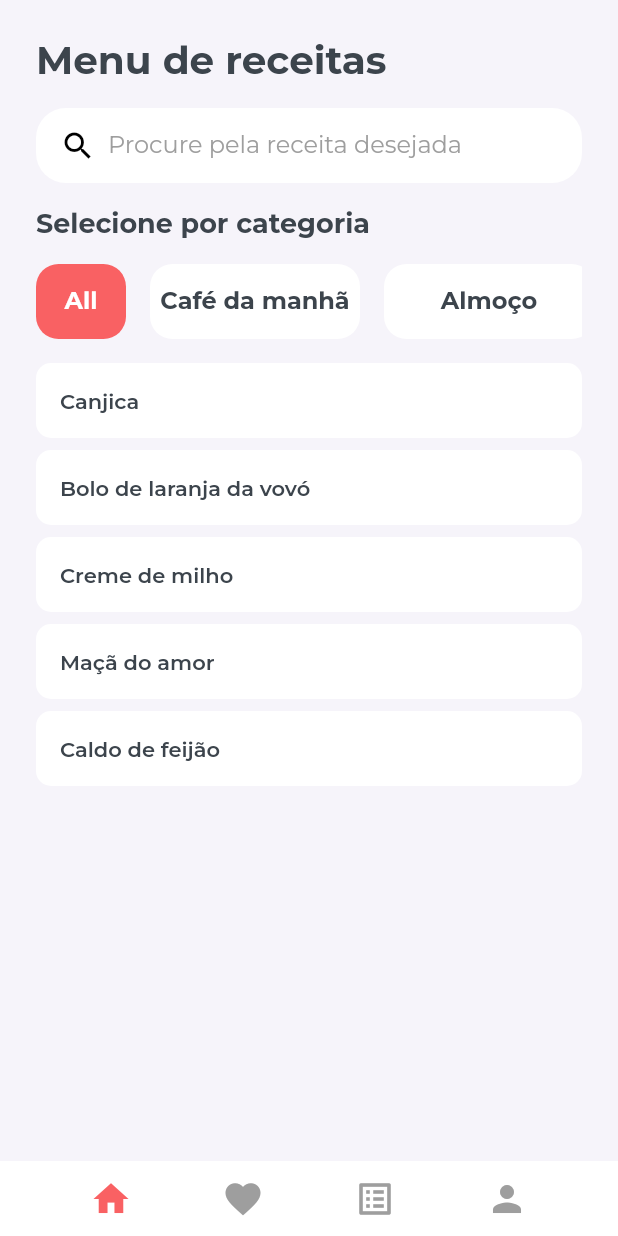
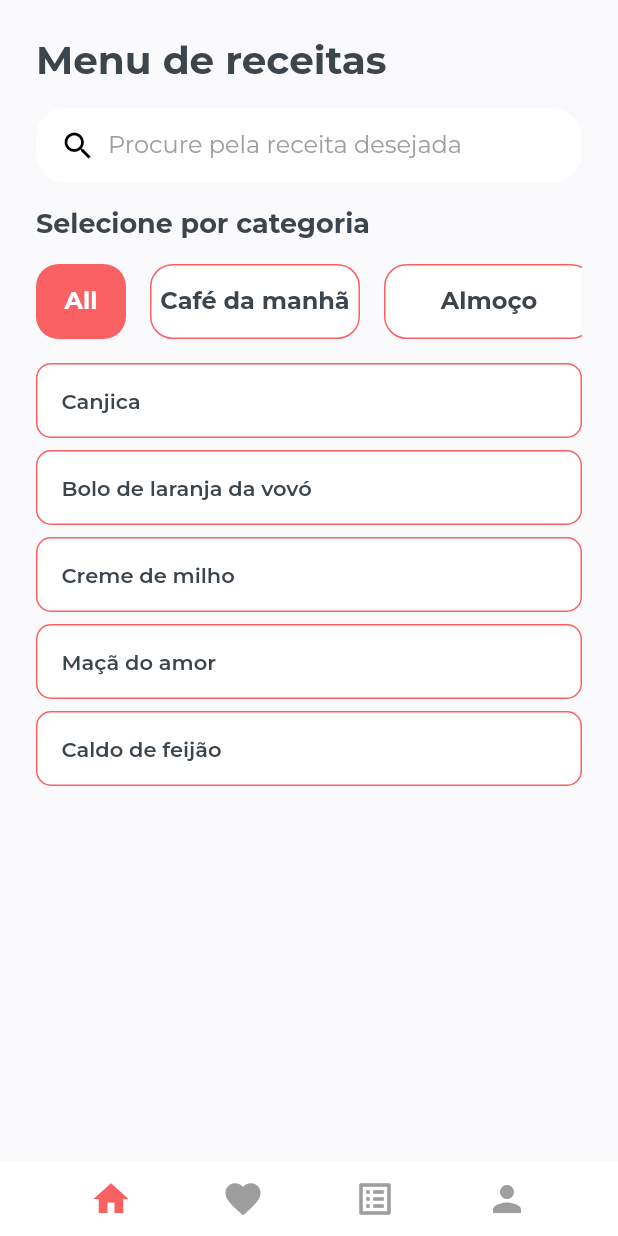
Before and after one commit to hendriksonpetzold/food_recipe_app, a Flutter app: the screen it shows after launch, after a tap on "Iniciar", on a phone screen of 412 x 824 dp. Run offline on Flutter 3.47's test engine with Material 2 defaults, Android fonts, the phone set to English and light mode, and no system bars; our stand-ins replace get, google_fonts, hive, hive_flutter; accounts and stored records are empty; network calls fail.

Commit message:
refact:app view

```diff
--- a/lib/components/app_button.dart
+++ b/lib/components/app_button.dart
@@ -32,6 +32,11 @@ class AppButton extends StatelessWidget {
         decoration: BoxDecoration(
           color: isSelected.value ? AppColors.accentColor : Colors.white,
           borderRadius: BorderRadius.circular(circularBorder),
+          border: isSelected.value
+              ? null
+              : Border.all(
+                  color: AppColors.accentColor,
+                ),
         ),
         child: Center(
           child: Text(
--- a/lib/components/recipe_card.dart
+++ b/lib/components/recipe_card.dart
@@ -22,7 +22,11 @@ class RecipeCard extends StatelessWidget {
       height: 50,
       width: double.infinity,
       decoration: BoxDecoration(
-          color: Colors.white, borderRadius: BorderRadius.circular(10)),
+          color: Colors.white,
+          borderRadius: BorderRadius.circular(10),
+          border: Border.all(
+            color: AppColors.accentColor,
+          )),
       child: Row(
         mainAxisAlignment: MainAxisAlignment.spaceBetween,
         children: [
--- a/lib/config/routes.dart
+++ b/lib/config/routes.dart
@@ -2,6 +2,7 @@ import 'package:food_recipe_app/pages/create_my_recipes/create_my_recipes_page.d
 import 'package:food_recipe_app/pages/initial/initial_page.dart';
 import 'package:food_recipe_app/pages/on_boarding/on_boarding_page.dart';
 import 'package:food_recipe_app/pages/recipe_detail/recipe_detail_page.dart';
+
 import 'package:get/get.dart';
 
 class Routes {
--- a/lib/models/recipe_model.dart
+++ b/lib/models/recipe_model.dart
@@ -1,3 +1,4 @@
+// ignore_for_file: public_member_api_docs, sort_constructors_first
 import 'package:hive/hive.dart';
 
 part 'recipe_model.g.dart';
@@ -46,4 +47,30 @@ class RecipeModel extends HiveObject {
     required this.createdAt,
     required this.isFavorite,
   });
+
+  RecipeModel copyWith({
+    int? id,
+    String? recipeName,
+    String? preparationMode,
+    List<String>? ingridients,
+    List<String>? category,
+    String? description,
+    double? preparationTime,
+    int? rating,
+    int? createdAt,
+    bool? isFavorite,
+  }) {
+    return RecipeModel(
+      id: id ?? this.id,
+      recipeName: recipeName ?? this.recipeName,
+      preparationMode: preparationMode ?? this.preparationMode,
+      ingridients: ingridients ?? this.ingridients,
+      category: category ?? this.category,
+      description: description ?? this.description,
+      preparationTime: preparationTime ?? this.preparationTime,
+      rating: rating ?? this.rating,
+      createdAt: createdAt ?? this.createdAt,
+      isFavorite: isFavorite ?? this.isFavorite,
+    );
+  }
 }
--- a/lib/pages/create_my_recipes/components/create_my_recipes_text_form_field.dart
+++ b/lib/pages/create_my_recipes/components/create_my_recipes_text_form_field.dart
@@ -3,10 +3,12 @@ import 'package:flutter/material.dart';
 class CreateMyRecipesTextFormField extends StatelessWidget {
   final String label;
   final TextEditingController? controller;
+  final Widget? suffix;
   const CreateMyRecipesTextFormField({
     Key? key,
     required this.label,
     this.controller,
+    this.suffix,
   }) : super(key: key);
 
   @override
@@ -16,6 +18,7 @@ class CreateMyRecipesTextFormField extends StatelessWidget {
       decoration: InputDecoration(
         border: const OutlineInputBorder(),
         hintText: label,
+        suffixIcon: suffix,
       ),
     );
   }
--- a/lib/pages/create_my_recipes/create_my_recipes_controller.dart
+++ b/lib/pages/create_my_recipes/create_my_recipes_controller.dart
@@ -4,6 +4,7 @@ import 'package:get/get.dart';
 import 'package:hive/hive.dart';
 
 class CreateMyRecipesController extends GetxController {
+  GlobalKey<FormState> formKey = GlobalKey<FormState>();
   TextEditingController nameEditingController = TextEditingController();
   TextEditingController ingredientsEditingController = TextEditingController();
   TextEditingController descriptionEditingController = TextEditingController();
@@ -12,7 +13,7 @@ class CreateMyRecipesController extends GetxController {
   TextEditingController preparationTimeEditingController =
       TextEditingController();
   TextEditingController categoryEditingController = TextEditingController();
-
+  List<String> ingridients = [];
   late Box<RecipeModel> myRecipesBox;
 
   @override
@@ -28,7 +29,7 @@ class CreateMyRecipesController extends GetxController {
         id: 2,
         recipeName: nameEditingController.text,
         preparationMode: preparationModeEditingController.text,
-        ingridients: ingredientsEditingController.text.split(','),
+        ingridients: ingridients,
         category: [],
         description: descriptionEditingController.text,
         preparationTime: double.parse(preparationTimeEditingController.text),
--- a/lib/pages/favorite/favorite_page.dart
+++ b/lib/pages/favorite/favorite_page.dart
@@ -15,7 +15,7 @@ class FavoritePage extends StatelessWidget {
     return Scaffold(
       backgroundColor: AppColors.backGroundColor,
       appBar: AppBar(
-        backgroundColor: AppColors.backGroundColor,
+        backgroundColor: AppColors.primaryColor,
         title: const Text(
           'Meus favoritos',
           style: TextStyle(
@@ -26,17 +26,23 @@ class FavoritePage extends StatelessWidget {
         ),
         centerTitle: true,
         automaticallyImplyLeading: false,
-        elevation: 0,
+        elevation: 1,
       ),
       body: ValueListenableBuilder(
         valueListenable: controller.recipeBox.listenable(),
         builder: (context, Box<RecipeModel> box, _) {
           List<RecipeModel> recipe = box.values.toList().cast<RecipeModel>();
           return ListView.builder(
+            padding: const EdgeInsets.only(top: 16),
             itemCount: recipe.length,
             itemBuilder: (context, index) {
               final list = recipe[index];
-              return Column(
+              return Padding(
+                padding: const EdgeInsets.only(
+                  left: 24,
+                  right: 24,
+                ),
+                child: Column(
                   children: [
                     GestureDetector(
                       onTap: () {
@@ -59,6 +65,7 @@ class FavoritePage extends StatelessWidget {
                       height: 8,
                     ),
                   ],
+                ),
               );
             },
           );
--- a/lib/pages/my_recipes/my_recipes_page.dart
+++ b/lib/pages/my_recipes/my_recipes_page.dart
@@ -14,7 +14,7 @@ class MyRecipesPage extends StatelessWidget {
     return Scaffold(
       backgroundColor: AppColors.backGroundColor,
       appBar: AppBar(
-        backgroundColor: AppColors.backGroundColor,
+        backgroundColor: AppColors.primaryColor,
         title: const Text(
           'Minhas receitas',
           style: TextStyle(
@@ -25,17 +25,20 @@ class MyRecipesPage extends StatelessWidget {
         ),
         centerTitle: true,
         automaticallyImplyLeading: false,
-        elevation: 0,
+        elevation: 1,
       ),
       body: ValueListenableBuilder(
         valueListenable: controller.myRecipesBox.listenable(),
         builder: (context, Box<RecipeModel> box, _) {
           List<RecipeModel> recipe = box.values.toList().cast<RecipeModel>();
           return ListView.builder(
+            padding: const EdgeInsets.only(top: 16),
             itemCount: recipe.length,
             itemBuilder: (context, index) {
               final list = recipe[index];
-              return Column(
+              return Padding(
+                padding: const EdgeInsets.only(left: 24, right: 24),
+                child: Column(
                   children: [
                     GestureDetector(
                       onTap: () {
@@ -58,6 +61,7 @@ class MyRecipesPage extends StatelessWidget {
                       height: 8,
                     ),
                   ],
+                ),
               );
             },
           );
--- a/lib/style/app_colors.dart
+++ b/lib/style/app_colors.dart
@@ -3,6 +3,6 @@ import 'package:flutter/material.dart';
 class AppColors {
   static const Color primaryColor = Color(0XFFffffff);
   static const Color accentColor = Color(0XFFf96163);
-  static const Color backGroundColor = Color(0xFFF6F4Fa);
+  static const Color backGroundColor = Color(0xFFfaf9fc);
   static const Color textColor = Color(0xFF3c444c);
 }
```
Also changed, not shown: lib/pages/create_my_recipes/create_my_recipes_page.dart (+14 -0 lines). Lines whose indentation alone changed are shown as unchanged.
